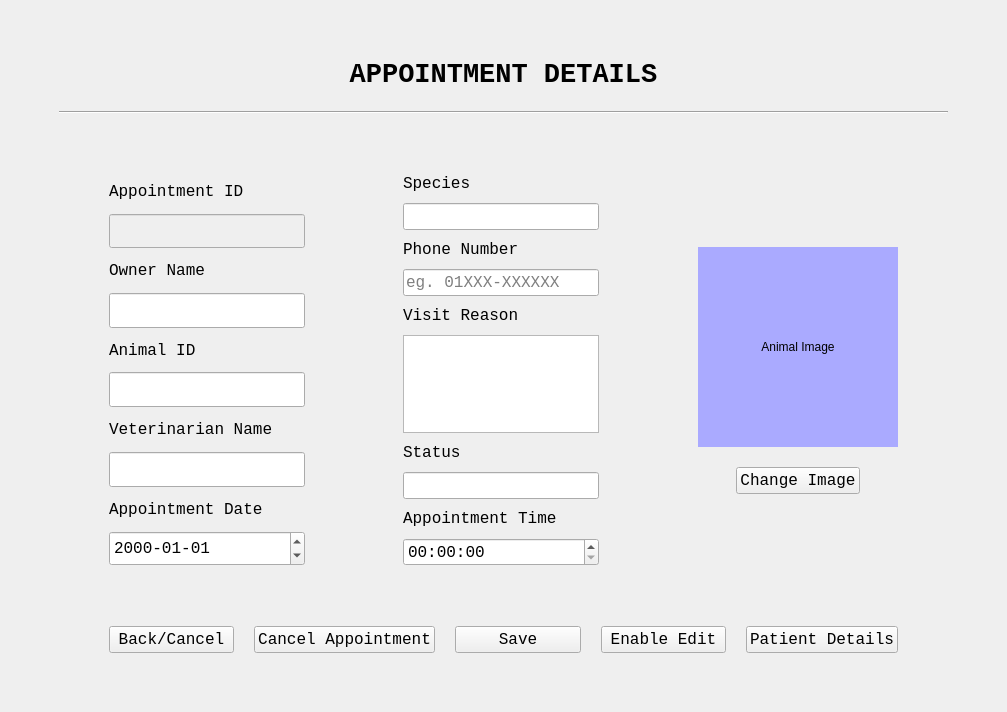
Qt form AppointmentModifyUI.ui (ASNaeem/Simple-VCMS) before a commit.
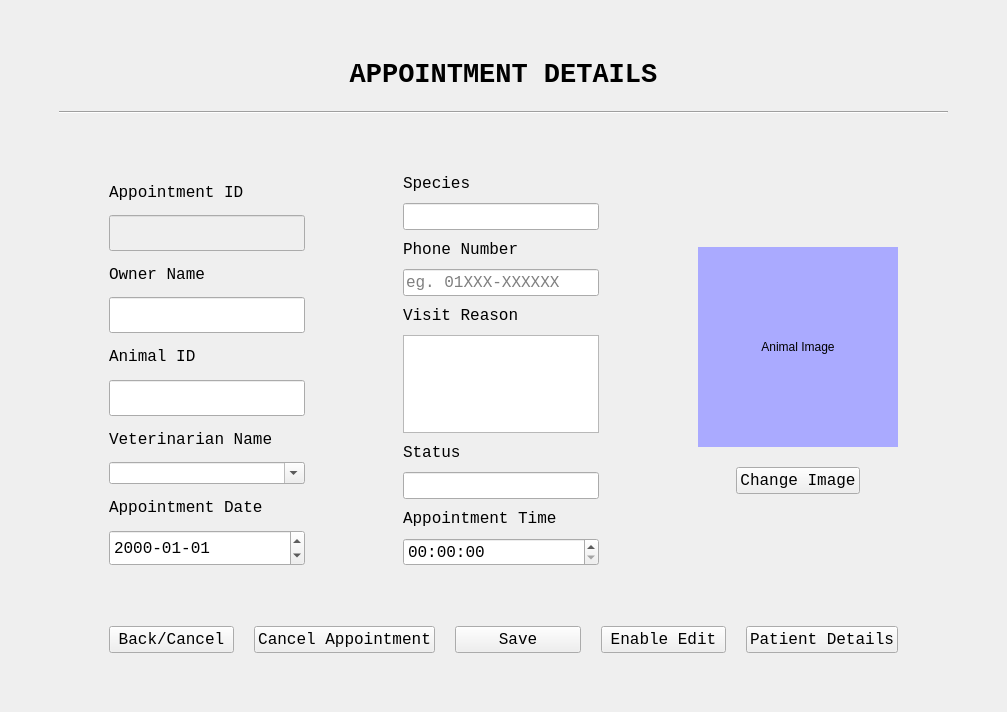
The same form after that commit.

Diff of the .ui file:
```diff
--- a/AppointmentModifyUI.ui
+++ b/AppointmentModifyUI.ui
@@ -234,18 +234,12 @@
            </widget>
           </item>
           <item>
-           <widget class="QLineEdit" name="line_apt_vet_name">
-            <property name="sizePolicy">
-             <sizepolicy hsizetype="Expanding" vsizetype="Expanding">
-              <horstretch>0</horstretch>
-              <verstretch>0</verstretch>
-             </sizepolicy>
+           <widget class="QComboBox" name="comboBox_vet_name">
+            <property name="editable">
+             <bool>true</bool>
             </property>
-            <property name="font">
-             <font>
-              <family>Courier New</family>
-              <pointsize>12</pointsize>
-             </font>
+            <property name="insertPolicy">
+             <enum>QComboBox::NoInsert</enum>
             </property>
            </widget>
           </item>
```
